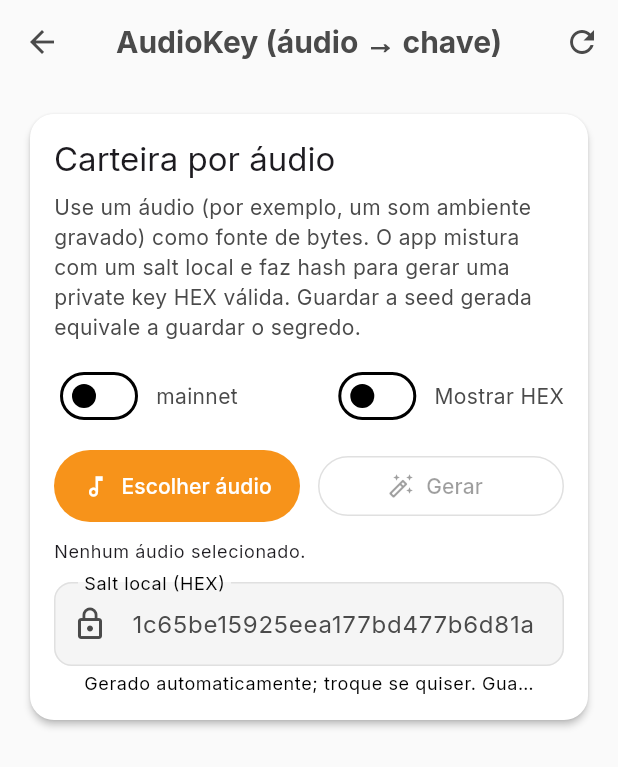
After one commit to rafaelfernandesx/btcaddress, a Flutter app: the screen it shows after launch, after a tap on "AudioKey", on a phone screen of 412 x 824 dp. The commit adds this screen. Shown: the top 767 px of the screen. Run offline on Flutter 3.47's test engine with Material 3 defaults, Android fonts, the phone set to English and light mode, and no system bars; our stand-ins replace dio, file_picker, google_fonts, hex, qr_flutter, sensors_plus and 2 more; missing offline and left inert: bip32, bip39, bs58check, pointycastle.

Commit message:
feat: adicionar lógica de geração de AudioKey a partir de áudio e salt, incluindo tela correspondente

```diff
--- /dev/null
+++ b/lib/bitcoin/audio_key.dart
@@ -0,0 +1,121 @@
+import 'dart:convert';
+import 'dart:typed_data';
+
+import 'package:crypto/crypto.dart';
+import 'package:hex/hex.dart';
+
+class AudioKeyMaterial {
+  final String seedText;
+  final String privateKeyHex;
+
+  const AudioKeyMaterial({
+    required this.seedText,
+    required this.privateKeyHex,
+  });
+}
+
+class AudioKeyGenerator {
+  static final BigInt _secp256k1N = BigInt.parse(
+    'FFFFFFFFFFFFFFFFFFFFFFFFFFFFFFFEBAAEDCE6AF48A03BBFD25E8CD0364141',
+    radix: 16,
+  );
+
+  /// Gera uma seed (texto) e uma private key (HEX) a partir dos bytes do áudio
+  /// + um salt local em HEX.
+  ///
+  /// - Digest = SHA-256(audioBytes || saltBytes)
+  /// - SeedText = aud1:saltHex:base64url(digest)
+  /// - PrivateKeyHex = SHA-256(digest || counter) até cair em 1..(n-1)
+  static AudioKeyMaterial fromBytes({
+    required Uint8List audioBytes,
+    required String saltHex,
+  }) {
+    if (audioBytes.isEmpty) {
+      throw const FormatException('Áudio vazio (bytes ausentes).');
+    }
+
+    final saltBytes = _decodeHex(saltHex.trim());
+    if (saltBytes.isEmpty) {
+      throw const FormatException('Informe um salt HEX (não pode ser vazio).');
+    }
+
+    final mixed = Uint8List.fromList(<int>[...audioBytes, ...saltBytes]);
+    final digest = Uint8List.fromList(sha256.convert(mixed).bytes);
+
+    final seedText = _buildSeedText(saltHex: saltHex.trim(), digest: digest);
+    final privateKeyHex = _derivePrivateKeyHex(digest);
+
+    return AudioKeyMaterial(seedText: seedText, privateKeyHex: privateKeyHex);
+  }
+
+  /// Reconstrói o material apenas a partir da seed, sem precisar do áudio.
+  static AudioKeyMaterial fromSeedText(String seedText) {
+    final trimmed = seedText.trim();
+    final parts = trimmed.split(':');
+    if (parts.length < 3) {
+      throw const FormatException('Seed AudioKey inválida (formato).');
+    }
+
+    final prefix = parts[0];
+    if (prefix != 'aud1') {
+      throw const FormatException('Seed AudioKey inválida (prefixo).');
+    }
+
+    final saltHex = parts[1];
+    final b64 = parts.sublist(2).join(':');
+
+    Uint8List digest;
+    try {
+      digest = Uint8List.fromList(base64Url.decode(b64));
+    } catch (_) {
+      throw const FormatException('Seed AudioKey inválida (base64).');
+    }
+
+    if (digest.length != 32) {
+      throw const FormatException('Seed AudioKey inválida (digest).');
+    }
+
+    final privateKeyHex = _derivePrivateKeyHex(digest);
+    final normalizedSeed = _buildSeedText(saltHex: saltHex, digest: digest);
+
+    return AudioKeyMaterial(seedText: normalizedSeed, privateKeyHex: privateKeyHex);
+  }
+
+  static String _buildSeedText({required String saltHex, required Uint8List digest}) {
+    return 'aud1:$saltHex:${base64Url.encode(digest)}';
+  }
+
+  static Uint8List _decodeHex(String hexStr) {
+    if (hexStr.isEmpty) return Uint8List(0);
+    final normalized = hexStr.toLowerCase();
+    try {
+      return Uint8List.fromList(HEX.decode(normalized));
+    } catch (_) {
+      throw const FormatException('Salt HEX inválido.');
+    }
+  }
+
+  static String _derivePrivateKeyHex(Uint8List digest) {
+    for (int counter = 0; counter < 4096; counter++) {
+      final bytes = BytesBuilder();
+      bytes.add(digest);
+      bytes.add(_u32be(counter));
+      final candidate = Uint8List.fromList(sha256.convert(bytes.toBytes()).bytes);
+      final hex = HEX.encode(candidate);
+      final k = BigInt.parse(hex, radix: 16);
+      if (k == BigInt.zero) continue;
+      if (k >= _secp256k1N) continue;
+      return hex;
+    }
+    throw StateError('Falha ao derivar uma private key válida.');
+  }
+
+  static List<int> _u32be(int v) {
+    return [
+      (v >> 24) & 0xFF,
+      (v >> 16) & 0xFF,
+      (v >> 8) & 0xFF,
+      v & 0xFF,
+    ];
+  }
+}
--- a/lib/main.dart
+++ b/lib/main.dart
@@ -3,6 +3,7 @@ import 'dart:math' as math;
 import 'package:btcaddress/btc_tool.dart';
 import 'package:btcaddress/models/address_model.dart';
 import 'package:btcaddress/screens/address_detail_screen.dart';
+import 'package:btcaddress/screens/audio_key_screen.dart';
 import 'package:btcaddress/screens/balance_checker_screen.dart';
 import 'package:btcaddress/screens/dice_wallet_screen.dart';
 import 'package:btcaddress/screens/duet_key_screen.dart';
@@ -343,6 +344,19 @@ class _MyHomePageState extends State<MyHomePage> with SingleTickerProviderStateM
             context,
             MaterialPageRoute(
               builder: (_) => const ShakeKeyScreen(),
+            ),
+          );
+        },
+      ),
+      (
+        icon: Icons.audiotrack_outlined,
+        title: 'AudioKey',
+        subtitle: 'Áudio → chave',
+        onTap: () {
+          Navigator.push(
+            context,
+            MaterialPageRoute(
+              builder: (_) => const AudioKeyScreen(),
             ),
           );
         },
--- /dev/null
+++ b/lib/screens/audio_key_screen.dart
@@ -0,0 +1,337 @@
+import 'dart:math';
+
+import 'package:btcaddress/bitcoin/audio_key.dart';
+import 'package:btcaddress/btc_tool.dart';
+import 'package:btcaddress/theme/app_theme.dart';
+import 'package:btcaddress/widgets/copyable_textfield.dart';
+import 'package:btcaddress/widgets/qr_code_dialog.dart';
+import 'package:file_picker/file_picker.dart';
+import 'package:flutter/material.dart';
+import 'package:flutter/services.dart';
+
+class AudioKeyScreen extends StatefulWidget {
+  const AudioKeyScreen({super.key});
+
+  @override
+  State<AudioKeyScreen> createState() => _AudioKeyScreenState();
+}
+
+class _AudioKeyScreenState extends State<AudioKeyScreen> {
+  final _saltHexController = TextEditingController();
+
+  final _seedController = TextEditingController();
+  final _privHexController = TextEditingController();
+  final _legacyController = TextEditingController();
+  final _compressedController = TextEditingController();
+  final _bech32Controller = TextEditingController();
+  final _taprootController = TextEditingController();
+
+  Uint8List? _audioBytes;
+  String _fileName = '';
+  int _fileSize = 0;
+
+  bool _testnet = false;
+  bool _showSecret = false;
+  String _error = '';
+
+  @override
+  void initState() {
+    super.initState();
+    _generateSalt();
+  }
+
+  @override
+  void dispose() {
+    _saltHexController.dispose();
+    _seedController.dispose();
+    _privHexController.dispose();
+    _legacyController.dispose();
+    _compressedController.dispose();
+    _bech32Controller.dispose();
+    _taprootController.dispose();
+    super.dispose();
+  }
+
+  void _clearResult() {
+    _seedController.clear();
+    _privHexController.clear();
+    _legacyController.clear();
+    _compressedController.clear();
+    _bech32Controller.clear();
+    _taprootController.clear();
+  }
+
+  void _generateSalt() {
+    final rnd = Random.secure();
+    final bytes = List<int>.generate(16, (_) => rnd.nextInt(256));
+    final hex = bytes.map((b) => b.toRadixString(16).padLeft(2, '0')).join();
+    setState(() {
+      _saltHexController.text = hex;
+      _error = '';
+      _clearResult();
+    });
+  }
+
+  Future<void> _pickAudio() async {
+    try {
+      final res = await FilePicker.platform.pickFiles(
+        type: FileType.custom,
+        withData: true,
+        allowMultiple: false,
+        allowedExtensions: const [
+          'wav',
+          'mp3',
+          'm4a',
+          'aac',
+          'ogg',
+          'flac',
+          'opus',
+        ],
+      );
+      if (res == null || res.files.isEmpty) return;
+
+      final file = res.files.first;
+      final bytes = file.bytes;
+      if (bytes == null || bytes.isEmpty) {
+        setState(() {
+          _error = 'Não foi possível ler os bytes do áudio (tente outro arquivo).';
+        });
+        return;
+      }
+
+      setState(() {
+        _audioBytes = bytes;
+        _fileName = file.name;
+        _fileSize = file.size;
+        _error = '';
+        _clearResult();
+      });
+    } catch (e) {
+      setState(() {
+        _error = e.toString();
+      });
+    }
+  }
+
+  void _generate() {
+    try {
+      final bytes = _audioBytes;
+      if (bytes == null || bytes.isEmpty) {
+        throw const FormatException('Escolha um arquivo de áudio primeiro.');
+      }
+
+      final material = AudioKeyGenerator.fromBytes(
+        audioBytes: bytes,
+        saltHex: _saltHexController.text,
+      );
+
+      final btc = BitcoinTOOL();
+      if (_testnet) btc.setNetworkPrefix('6f');
+      btc.setPrivateKeyHex(material.privateKeyHex);
+
+      setState(() {
+        _seedController.text = material.seedText;
+        _privHexController.text = material.privateKeyHex;
+        _legacyController.text = btc.getAddress(false);
+        _compressedController.text = btc.getAddress(true);
+        _bech32Controller.text = btc.getBech32Address();
+        _taprootController.text = btc.getTaprootAddress();
+        _error = '';
+      });
+    } catch (e) {
+      setState(() {
+        _error = e.toString();
+        _clearResult();
+      });
+    }
+  }
+
+  @override
+  Widget build(BuildContext context) {
+    final hasAudio = _audioBytes != null && _audioBytes!.isNotEmpty;
+
+    return Scaffold(
+      appBar: AppBar(
+        title: const Text('AudioKey (áudio → chave)'),
+        actions: [
+          IconButton(
+            tooltip: 'Novo salt',
+            icon: const Icon(Icons.refresh),
+            onPressed: _generateSalt,
+          ),
+        ],
+      ),
+      body: ListView(
+        padding: const EdgeInsets.all(16),
+        children: [
+          Card(
+            child: Padding(
+              padding: const EdgeInsets.all(16),
+              child: Column(
+                crossAxisAlignment: CrossAxisAlignment.start,
+                children: [
+                  Text(
+                    'Carteira por áudio',
+                    style: Theme.of(context).textTheme.titleLarge,
+                  ),
+                  const SizedBox(height: 8),
+                  Text(
+                    'Use um áudio (por exemplo, um som ambiente gravado) como fonte de bytes. O app mistura com um salt local e faz hash para gerar uma private key HEX válida. Guardar a seed gerada equivale a guardar o segredo.',
+                    style: Theme.of(context).textTheme.bodyMedium,
+                  ),
+                  const SizedBox(height: 12),
+                  Row(
+                    children: [
+                      Switch.adaptive(
+                        value: _testnet,
+                        onChanged: (v) => setState(() => _testnet = v),
+                      ),
+                      const SizedBox(width: 8),
+                      Text(_testnet ? 'testnet' : 'mainnet'),
+                      const Spacer(),
+                      Switch.adaptive(
+                        value: _showSecret,
+                        onChanged: (v) => setState(() => _showSecret = v),
+                      ),
+                      const SizedBox(width: 8),
+                      const Text('Mostrar HEX'),
+                    ],
+                  ),
+                  const SizedBox(height: 12),
+                  Row(
+                    children: [
+                      Expanded(
+                        child: FilledButton.icon(
+                          style: FilledButton.styleFrom(
+                            backgroundColor: AppTheme.primaryColor,
+                            padding: const EdgeInsets.symmetric(vertical: 14),
+                          ),
+                          onPressed: _pickAudio,
+                          icon: const Icon(Icons.audiotrack_outlined),
+                          label: const Text('Escolher áudio'),
+                        ),
+                      ),
+                      const SizedBox(width: 12),
+                      Expanded(
+                        child: OutlinedButton.icon(
+                          onPressed: hasAudio ? _generate : null,
+                          icon: const Icon(Icons.auto_fix_high_outlined),
+                          label: const Text('Gerar'),
+                        ),
+                      ),
+                    ],
+                  ),
+                  const SizedBox(height: 12),
+                  if (hasAudio)
+                    Text(
+                      'Arquivo: ${_fileName.isEmpty ? '(sem nome)' : _fileName} — $_fileSize bytes',
+                      style: Theme.of(context).textTheme.bodySmall,
+                    )
+                  else
+                    Text(
+                      'Nenhum áudio selecionado.',
+                      style: Theme.of(context).textTheme.bodySmall,
+                    ),
+                  const SizedBox(height: 12),
+                  TextField(
+                    controller: _saltHexController,
+                    decoration: const InputDecoration(
+                      labelText: 'Salt local (HEX)',
+                      prefixIcon: Icon(Icons.lock_outline),
+                      helperText: 'Gerado automaticamente; troque se quiser. Guarde junto do áudio/seed.',
+                    ),
+                    inputFormatters: [
+                      FilteringTextInputFormatter.allow(RegExp(r'[0-9a-fA-F]')),
+                    ],
+                    onChanged: (_) => _clearResult(),
+                  ),
+                  if (_error.isNotEmpty) ...[
+                    const SizedBox(height: 12),
+                    Text(
+                      _error,
+                      style: TextStyle(color: Theme.of(context).colorScheme.error),
+                    ),
+                  ],
+                ],
+              ),
+            ),
+          ),
+          const SizedBox(height: 16),
+          if (_seedController.text.isNotEmpty)
+            Card(
+              child: Padding(
+                padding: const EdgeInsets.all(16),
+                child: Column(
+                  crossAxisAlignment: CrossAxisAlignment.start,
+                  children: [
+                    Row(
+                      children: [
+                        Expanded(
+                          child: Text(
+                            'Resultado',
+                            style: Theme.of(context).textTheme.titleLarge,
+                          ),
+                        ),
+                        IconButton(
+                          tooltip: 'Mostrar QR da seed',
+                          icon: const Icon(Icons.qr_code),
+                          onPressed: () {
+                            showDialog(
+                              context: context,
+                              builder: (_) => QRCodeDialog(
+                                data: _seedController.text,
+                                title: 'Seed (AudioKey)',
+                              ),
+                            );
+                          },
+                        ),
+                      ],
+                    ),
+                    const SizedBox(height: 12),
+                    CopyableTextField(
+                      controller: _seedController,
+                      label: 'Seed (texto) — guarde para recuperar',
+                      prefixIcon: Icons.text_snippet_outlined,
+                    ),
+                    const SizedBox(height: 12),
+                    if (_showSecret)
+                      CopyableTextField(
+                        controller: _privHexController,
+                        label: 'PrivateKey (HEX)',
+                        prefixIcon: Icons.vpn_key_outlined,
+                      )
+                    else
+                      const Text('HEX oculto (ative “Mostrar HEX”).'),
+                    const SizedBox(height: 12),
+                    CopyableTextField(
+                      controller: _legacyController,
+                      label: 'P2PKH (legacy)',
+                      prefixIcon: Icons.account_balance_wallet_outlined,
+                    ),
+                    const SizedBox(height: 12),
+                    CopyableTextField(
+                      controller: _compressedController,
+                      label: 'P2PKH (compressed)',
+                      prefixIcon: Icons.compress,
+                    ),
+                    const SizedBox(height: 12),
+                    CopyableTextField(
+                      controller: _bech32Controller,
+                      label: 'Bech32 (P2WPKH)',
+                      prefixIcon: Icons.qr_code_2_outlined,
+                    ),
+                    const SizedBox(height: 12),
+                    CopyableTextField(
+                      controller: _taprootController,
+                      label: 'Taproot (P2TR)',
+                      prefixIcon: Icons.bolt_outlined,
+                    ),
+                  ],
+                ),
+              ),
+            ),
+        ],
+      ),
+    );
+  }
+}
```
Also changed, not shown: 1 other file.
